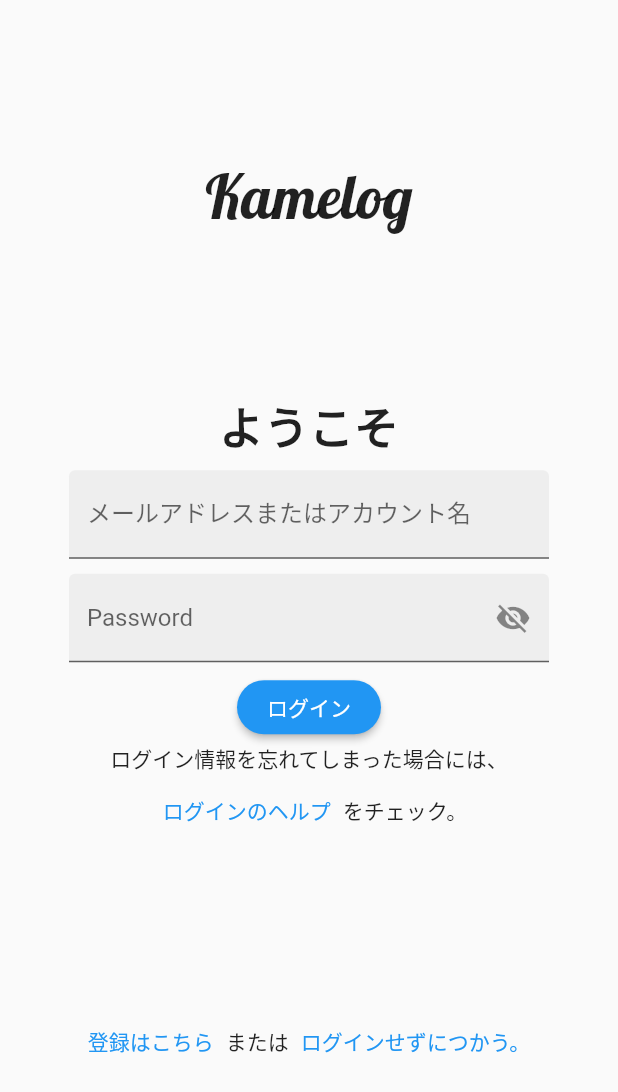
After one commit to kame22max/model_s5, a Flutter app: the screen it shows after launch, on a phone screen of 412 x 824 dp. The commit adds this screen. Shown: the top 1092 px of the screen. Run offline on Flutter 3.47's test engine with Material 2 defaults, Android fonts, the phone set to English and light mode, and no system bars; our stand-ins replace cloud_firestore, firebase_core, google_fonts, settings_ui; accounts and stored records are empty.

Commit message:
first commit

```diff
--- a/lib/book_list/book_list_sample.dart
+++ b/lib/book_list/book_list_sample.dart
@@ -1,6 +1,6 @@
 import 'package:cloud_firestore/cloud_firestore.dart';
 import 'package:flutter/material.dart';
-import 'package:model_s4/settings.dart';
+
 
 class BookListPage extends StatelessWidget {
   final Stream<QuerySnapshot> _usersStream =
@@ -17,20 +17,18 @@ class BookListPage extends StatelessWidget {
         actions: <Widget>[
           IconButton(
             onPressed: () {
-              Navigator.push(
-                  context,
-                  MaterialPageRoute(builder: (context) => Setting_Page(),
-                  )
-              );
+              // Navigator.push(
+              //     context,
+              //     MaterialPageRoute(builder: (context) => Setting_Page(),
+              //     )
+              // );
             },
             icon: const Icon(Icons.settings),
           ),
         ],
 
       ),
-      body: Column(
-        children: [
-          Center(
+      body:Center(
               child: StreamBuilder<QuerySnapshot>(
                 stream: _usersStream,
                 builder:
@@ -54,8 +52,7 @@ class BookListPage extends StatelessWidget {
                 },
               ),
             ),
-        ],
-      ),
+
       floatingActionButton: const FloatingActionButton(
         onPressed: null,
         tooltip: 'Increment',
--- /dev/null
+++ b/lib/login.dart
@@ -0,0 +1,156 @@
+import 'package:flutter/cupertino.dart';
+import 'package:flutter/material.dart';
+import 'package:google_fonts/google_fonts.dart';
+
+
+import 'package:provider/provider.dart';
+
+import 'book_list/book_list_sample.dart';
+
+class Login extends StatefulWidget {
+  const Login({Key? key}) : super(key: key);
+
+  @override
+  State<Login> createState() => _LoginState();
+}
+
+class _LoginState extends State<Login> {
+
+  bool _isObscure = true;
+
+  @override
+  Widget build(BuildContext context) {
+    return GestureDetector(
+      onTap: () => FocusScope.of(context).unfocus(), //画面をタップした時に呼ばれる。
+      child: Scaffold(
+        body: SingleChildScrollView(//画面にキーボードが出てきた時のサイズ調整
+          child: SizedBox(
+            height: MediaQuery.of(context).size.height,//画面のサイズ調整を行うとColumnなどのレイアウトが崩れるのを防止
+            child: SafeArea(
+              child: Center(
+                child: Column(
+                  mainAxisAlignment: MainAxisAlignment.spaceEvenly,
+                  //上下に空白ができる。
+                  children: <Widget>[
+                    Column(
+                      children: <Widget>[
+                        Text(
+                          "Kamelog",
+                          style: GoogleFonts.lobster(
+                            textStyle: const TextStyle(fontSize: 40),
+                          ),
+                        ),
+                        // Image.asset(
+                        //   'images/top_icon.png',
+                        //   scale: 10,
+                        // ),
+                      ],
+                    ),
+                    Column(children: <Widget>[
+                      const Text(
+                        "ようこそ",
+                        style: TextStyle(
+                            fontWeight: FontWeight.bold, fontSize: 30),
+                      ),
+                      const SizedBox(
+                        height: 8,
+                      ),
+                      const SizedBox(
+                        width: 320,
+                        child: TextField(
+                          decoration: InputDecoration(
+                            fillColor: Color.fromARGB(12, 0, 0, 0),
+                            filled: true,
+                            labelText: "メールアドレスまたはアカウント名",
+                          ),
+                        ),
+                      ),
+                      const SizedBox(
+                        height: 10,
+                      ),
+                      SizedBox(
+                        width: 320,
+                        child: TextField(
+                          keyboardType: TextInputType.visiblePassword,
+                          obscureText: _isObscure, //入力時に見えなくなる。
+                          decoration: InputDecoration(
+                            fillColor: const Color.fromARGB(12, 0, 0, 0),
+                            filled: true,
+                            labelText: "Password",
+                            suffixIcon: IconButton(
+                              icon: Icon(_isObscure ? Icons.visibility_off : Icons.visibility),
+                              onPressed: () {
+                                setState(() {
+                                  _isObscure = !_isObscure;
+                                });
+
+                              },
+                            ),
+                          ),
+                        ),
+                      ),
+                      const SizedBox(
+                        height: 6,
+                      ),
+                      ElevatedButton(
+                          onPressed: () {
+
+                          },
+                          style: TextButton.styleFrom(
+                            shape: const RoundedRectangleBorder(
+                              borderRadius:
+                                  BorderRadius.all(Radius.circular(100)),
+                            ),
+                            padding: const EdgeInsets.symmetric(horizontal: 20),
+                          ),
+                          child: const Text("ログイン")),
+                      const Text("ログイン情報を忘れてしまった場合には、"),
+                      Row(
+                        mainAxisAlignment: MainAxisAlignment.center,
+                        children: <Widget>[
+                          TextButton(
+                              onPressed: () {
+                              },
+                              style: TextButton.styleFrom(),
+                              child: const Text("ログインのヘルプ")),
+                          const Text("をチェック。"),
+                        ],
+                      ),
+
+                      // Column(
+                      //   children: <Widget>[
+                      //     TextButton(
+                      //         onPressed: () {},
+                      //         child: const Text("Googleアカウントでログイン")),
+                      //   ],
+                      // ),
+                    ]),
+                    Row(
+                        mainAxisAlignment: MainAxisAlignment.center,
+                        children: <Widget>[
+                          TextButton(
+                              onPressed: () {
+
+                              },
+                              child: const Text("登録はこちら")),
+                          const Text("または"),
+                          TextButton(
+                              onPressed: () {
+                                Navigator.push(
+                                    context,
+                                    MaterialPageRoute(
+                                      builder: (context) => BookListPage(),
+                                    ));
+                              },
+                              child: const Text("ログインせずにつかう。"))
+                        ]),
+                  ],
+                ),
+              ),
+            ),
+          ),
+        ),
+      ),
+    );
+  }
+}
--- a/lib/main.dart
+++ b/lib/main.dart
@@ -1,4 +1,5 @@
 import 'package:flutter/material.dart';
+import 'package:model_s4/login.dart';
 import 'book_list/book_list_sample.dart';
 import 'package:firebase_core/firebase_core.dart';
 
@@ -14,9 +15,13 @@ class MyApp extends StatelessWidget {
   @override
   Widget build(BuildContext context) {
     return MaterialApp(
-      theme:  ThemeData.dark(),
+      debugShowCheckedModeBanner: false,
+      theme: ThemeData.light(), // ライト用テーマ
+      darkTheme: ThemeData.dark(), // ダーク用テーマ
+      themeMode: ThemeMode.system, // モードをシステム設定にする
       title: 'BookListSample',
-      home: BookListPage(),
+      home: Login(),
     );
   }
+
 }
--- a/lib/settings.dart
+++ b/lib/settings.dart
@@ -1,8 +1,11 @@
-import 'package:cloud_firestore/cloud_firestore.dart';
+
 import 'package:flutter/material.dart';
+import 'package:provider/provider.dart';
 import 'package:settings_ui/settings_ui.dart';
 
 class Setting_Page extends StatelessWidget {
+
+
 
   @override
   Widget build(BuildContext context) {
@@ -16,6 +19,7 @@ class Setting_Page extends StatelessWidget {
           SettingsSection(
             title: const Text('Common'),
             tiles: <SettingsTile>[
+
               SettingsTile.navigation(
                 leading: const Icon(Icons.language),
                 title: const Text('Language'),
@@ -24,11 +28,11 @@ class Setting_Page extends StatelessWidget {
               ),
               SettingsTile.switchTile(
                 onToggle: (value) {
-                  ThemeData.dark();
+                  Provider.of<MyTheme>(context, listen: false).toggle();
                 },
                 initialValue: true,
                 leading: const Icon(Icons.format_paint),
-                title: const Text('Enable custom theme'),
+                title: const Text('ダークテーマ'),
               ),
             ],
           ),
@@ -37,3 +41,17 @@ class Setting_Page extends StatelessWidget {
     );
   }
 }
+
+// テーマ変更用の状態クラス
+class MyTheme extends ChangeNotifier {
+  ThemeData current = ThemeData.light();
+  bool _isDark = false;
+
+  // とりあえずトグルでテーマを切り替える関数だけ定義しています
+  toggle() {
+    _isDark =! _isDark;
+    current = _isDark ? ThemeData.dark() : ThemeData.light();
+    notifyListeners();
+
+  }
+}
--- a/pubspec.yaml
+++ b/pubspec.yaml
@@ -39,6 +39,7 @@ dependencies:
   settings_ui: ^2.0.2
   provider: ^6.0.2
   firebase_auth: ^3.3.9
+  google_fonts: ^2.3.1
 
 
 dev_dependencies:
```
Also changed, not shown: pubspec.lock, 3 other files. Lines whose indentation alone changed are shown as unchanged.
